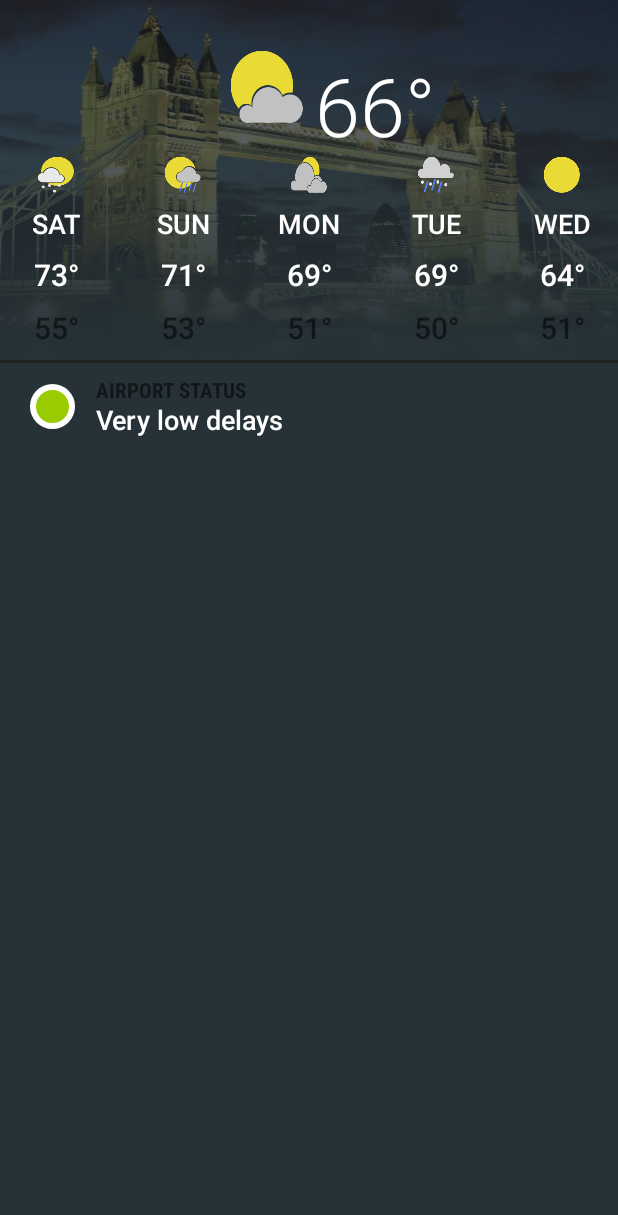
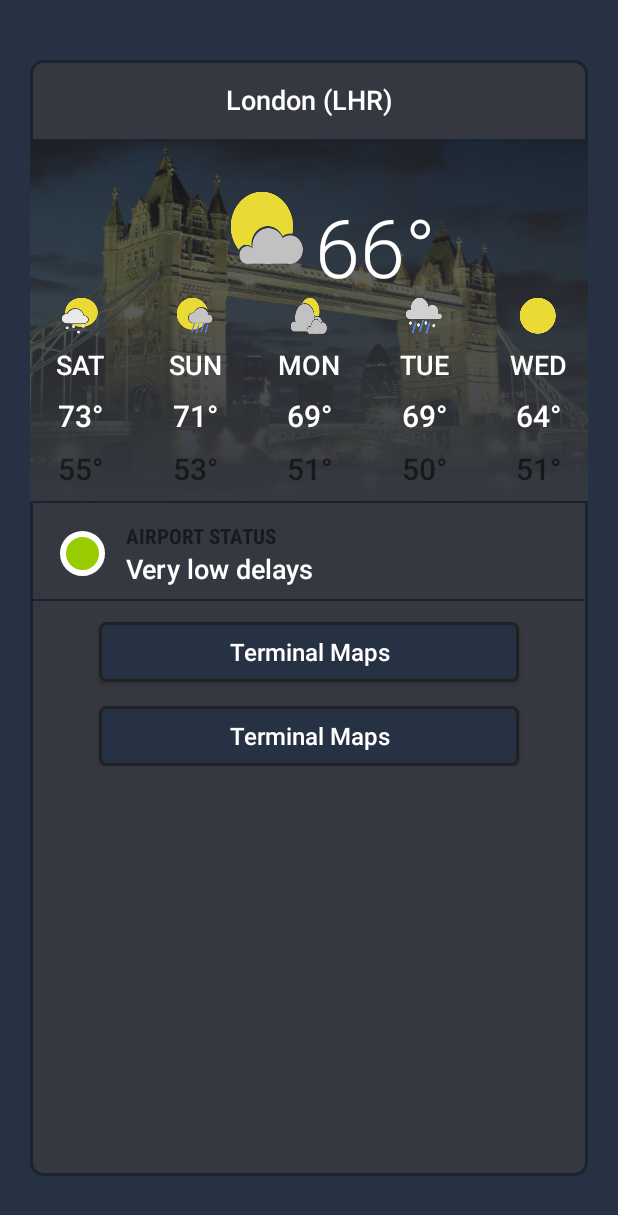
Before and after one commit to steve1rm/flighttrack, an Android app: the screen it shows after launch (MainActivity), on a phone screen of 412 x 824 dp. Shown: the top 1215 px of the screen. Run offline under Robolectric (Android 15) with nearby library versions, the phone set to English and light mode, and no system bars.

Commit message:
Modifying the app to make it look more like the sample

```diff
--- a/app/src/main/res/drawable/background_layerlist.xml
+++ b/app/src/main/res/drawable/background_layerlist.xml
@@ -15,7 +15,7 @@
             <gradient
                 android:angle="90"
                 android:endColor="@android:color/transparent"
-                android:startColor="@color/mainBackground"/>
+                android:startColor="@color/flightBackground"/>
         </shape>
     </item>
 </layer-list>
--- a/app/src/main/res/drawable/button.xml
+++ b/app/src/main/res/drawable/button.xml
@@ -2,5 +2,5 @@
 <shape xmlns:android="http://schemas.android.com/apk/res/android">
     <solid android:color="@color/mainBackground"/>
     <stroke android:color="@color/backgroundDark" android:width="2dp"/>
-    <corners android:radius="2dp"/>
+    <corners android:radius="4dp"/>
 </shape>
--- /dev/null
+++ b/app/src/main/res/drawable/flight_layout_background.xml
@@ -0,0 +1,6 @@
+<?xml version="1.0" encoding="utf-8"?>
+<shape xmlns:android="http://schemas.android.com/apk/res/android">
+    <solid android:color="@color/flightBackground"/>
+    <corners android:radius="8dp"/>
+    <stroke android:color="@color/flightBorder" android:width="2dp"/>
+</shape>
--- a/app/src/main/res/layout/airport_status.xml
+++ b/app/src/main/res/layout/airport_status.xml
@@ -1,7 +1,7 @@
 <?xml version="1.0" encoding="utf-8"?>
 <RelativeLayout xmlns:android="http://schemas.android.com/apk/res/android"
     android:layout_width="match_parent"
-    android:layout_height="50dp"
+    android:layout_height="60dp"
     android:background="@android:color/transparent">
 
     <ImageView
@@ -19,8 +19,9 @@
         android:layout_height="wrap_content"
         android:layout_toRightOf="@id/sun"
         android:layout_toEndOf="@id/sun"
-        android:layout_marginTop="4dp"
+        android:layout_marginTop="8dp"
         android:layout_marginStart="14dp"
+        android:layout_marginLeft="14dp"
         android:text="AIRPORT STATUS"
         android:textSize="14sp"
         android:textStyle="bold"
@@ -33,8 +34,9 @@
         android:layout_toRightOf="@id/sun"
         android:layout_toEndOf="@id/sun"
         android:layout_alignParentBottom="true"
-        android:layout_marginBottom="4dp"
+        android:layout_marginBottom="8dp"
         android:layout_marginStart="14dp"
+        android:layout_marginLeft="14dp"
         android:text="Very low delays"
         android:textSize="18sp"
         android:textColor="@android:color/white"
--- /dev/null
+++ b/app/src/main/res/layout/buttons.xml
@@ -0,0 +1,30 @@
+<?xml version="1.0" encoding="utf-8"?>
+<LinearLayout
+    xmlns:android="http://schemas.android.com/apk/res/android"
+    android:orientation="vertical"
+    android:layout_width="match_parent"
+    android:layout_height="wrap_content"
+    android:gravity="center_horizontal">
+
+    <Button
+        android:layout_width="280dp"
+        android:layout_height="40dp"
+        android:text="Terminal Maps"
+        android:textSize="16sp"
+        android:textAllCaps="false"
+        android:textColor="@android:color/white"
+        android:fontFamily="sans-serif-medium"
+        android:background="@drawable/button"/>
+
+    <Button
+        android:layout_width="280dp"
+        android:layout_height="40dp"
+        android:layout_marginTop="16dp"
+        android:text="Terminal Maps"
+        android:textSize="16sp"
+        android:textAllCaps="false"
+        android:textColor="@android:color/white"
+        android:fontFamily="sans-serif-medium"
+        android:background="@drawable/button"/>
+
+</LinearLayout>
--- a/app/src/main/res/layout/details.xml
+++ b/app/src/main/res/layout/details.xml
@@ -40,10 +40,4 @@
         android:layout_width="match_parent"
         android:layout_alignParentBottom="true"/>
 
-   <!-- <ImageView
-        android:layout_width="match_parent"
-        android:layout_height="wrap_content"
-        android:src="@drawable/towerbridge_320dp"
-        android:scaleType="centerCrop"/>-->
-
 </RelativeLayout>
--- /dev/null
+++ b/app/src/main/res/layout/flight_layout.xml
@@ -0,0 +1,50 @@
+<?xml version="1.0" encoding="utf-8"?>
+<LinearLayout
+    xmlns:android="http://schemas.android.com/apk/res/android"
+    android:orientation="vertical"
+    android:layout_width="match_parent"
+    android:layout_height="match_parent"
+    android:background="@drawable/flight_layout_background">
+
+    <TextView
+        android:layout_width="match_parent"
+        android:layout_height="wrap_content"
+        android:layout_marginTop="14dp"
+        android:layout_marginBottom="14dp"
+        android:gravity="center"
+        android:text="London (LHR)"
+        android:textColor="@android:color/white"
+        android:textSize="18sp"
+        android:fontFamily="sans-serif-medium"/>
+
+    <View
+        android:layout_width="match_parent"
+        android:layout_height="1dp"
+        android:background="@color/flightBorder"/>
+
+    <include
+        layout="@layout/details"/>
+
+    <View
+        android:layout_width="match_parent"
+        android:layout_height="1dp"
+        android:background="@color/flightBorder"/>
+
+    <include
+        android:layout_height="60dp"
+        android:layout_width="match_parent"
+        android:layout_marginTop="4dp"
+        layout="@layout/airport_status"/>
+
+    <View
+        android:layout_width="match_parent"
+        android:layout_height="1dp"
+        android:background="@color/flightBorder"/>
+
+    <include
+        android:layout_width="match_parent"
+        android:layout_height="wrap_content"
+        android:layout_marginTop="14dp"
+        layout="@layout/buttons"/>
+
+</LinearLayout>
--- a/app/src/main/res/layout/fragment_main.xml
+++ b/app/src/main/res/layout/fragment_main.xml
@@ -5,19 +5,14 @@
     android:layout_width="match_parent"
     android:layout_height="match_parent"
     tools:context="me.androidbox.flighttrack.MainFragment"
-    android:background="@color/mainBackground">
+    android:background="@color/mainBackground"
+    android:paddingTop="40dp"
+    android:paddingBottom="40dp"
+    android:paddingStart="20dp"
+    android:paddingLeft="20dp"
+    android:paddingEnd="20dp"
+    android:paddingRight="20dp">
 
     <include
-        layout="@layout/details"/>
-
-    <View
-        android:layout_width="match_parent"
-        android:layout_height="2dp"
-        android:background="@color/backgroundDark"/>
-
-    <include
-        android:layout_height="50dp"
-        android:layout_width="match_parent"
-        android:layout_marginTop="4dp"
-        layout="@layout/airport_status"/>
+        layout="@layout/flight_layout"/>
 </LinearLayout>
--- a/app/src/main/res/values/colors.xml
+++ b/app/src/main/res/values/colors.xml
@@ -5,10 +5,16 @@
     <color name="colorAccent">#FF4081</color>
 
     <!-- blue grey 900 -->
-    <color name="mainBackground">#263238</color>
+    <color name="mainBackground">#263143</color>
     <!-- Grey 900 -->
     <color name="backgroundDark">#212121</color>
 
     <!-- Grey 900 transparency -->
     <color name="backgroundDarkPicture">#99212121</color>
+
+    <!-- Main background -->
+    <color name="flightBackground">#353840</color>
+
+    <!-- flight border -->
+    <color name="flightBorder">#1A232E</color>
 </resources>
```
